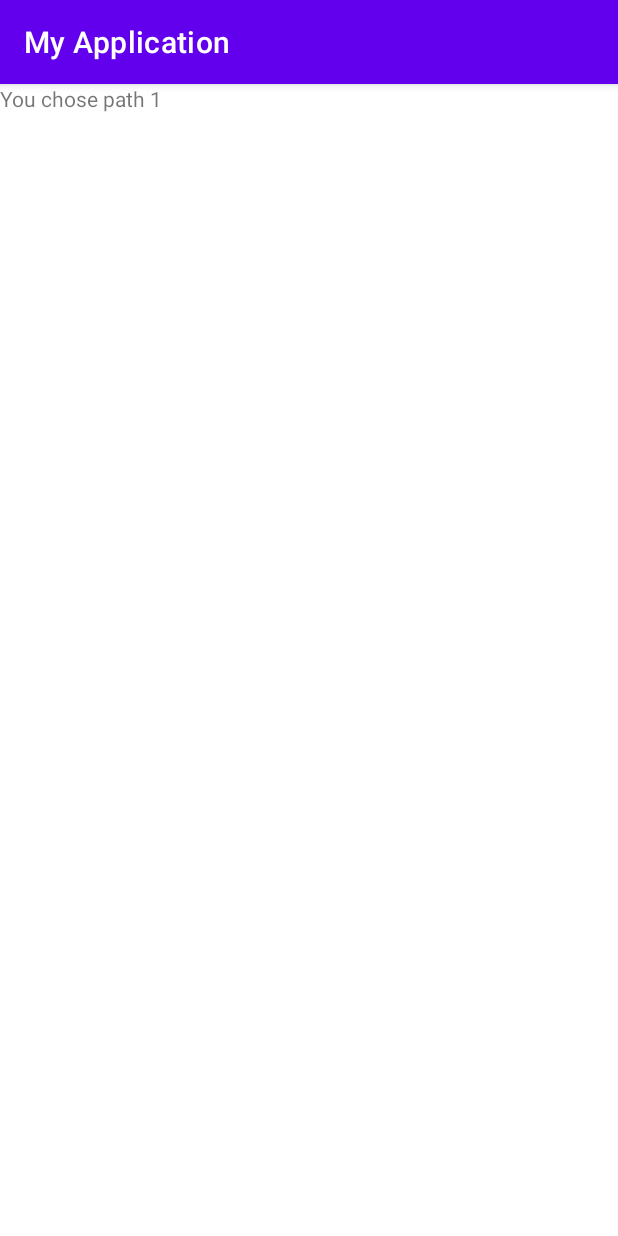
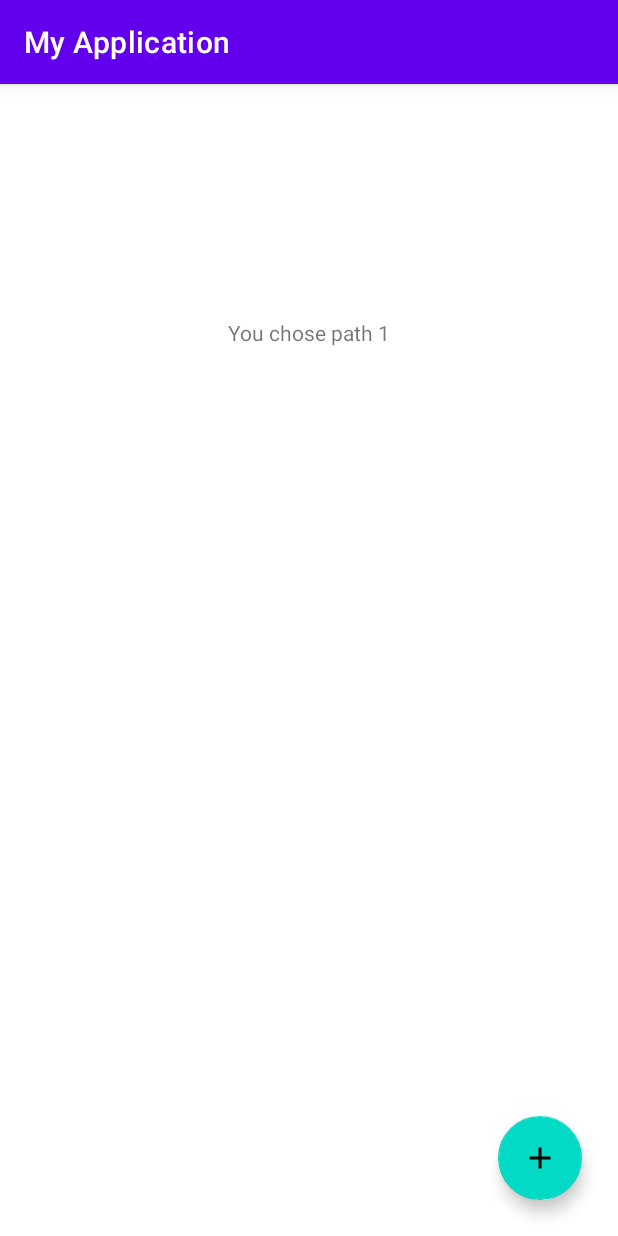
Before and after one commit to RichardVong192/TrekCheck, an Android app: the choice1Fragment screen opened through its navigation route, on a phone screen of 412 x 824 dp. Run offline under Robolectric (Android 15) with nearby library versions, the phone set to English and light mode, and no system bars.

Commit message:
Change button colour and added a floating action button

```diff
--- /dev/null
+++ b/app/src/main/res/drawable/ic_add.xml
@@ -0,0 +1,10 @@
+<vector xmlns:android="http://schemas.android.com/apk/res/android"
+    android:width="24dp"
+    android:height="24dp"
+    android:viewportWidth="24"
+    android:viewportHeight="24"
+    android:tint="?attr/colorControlNormal">
+  <path
+      android:fillColor="@android:color/white"
+      android:pathData="M19,13h-6v6h-2v-6H5v-2h6V5h2v6h6v2z"/>
+</vector>
--- a/app/src/main/res/layout/fragment_choice1.xml
+++ b/app/src/main/res/layout/fragment_choice1.xml
@@ -1,13 +1,35 @@
 <?xml version="1.0" encoding="utf-8"?>
-<FrameLayout xmlns:android="http://schemas.android.com/apk/res/android"
+<androidx.constraintlayout.widget.ConstraintLayout xmlns:android="http://schemas.android.com/apk/res/android"
+    xmlns:app="http://schemas.android.com/apk/res-auto"
     xmlns:tools="http://schemas.android.com/tools"
+    android:id="@+id/frameLayout2"
     android:layout_width="match_parent"
     android:layout_height="match_parent"
     tools:context=".choice2Fragment">
 
     <TextView
-        android:layout_width="match_parent"
-        android:layout_height="match_parent"
-        android:text="You chose path 1" />
+        android:id="@+id/textView4"
+        android:layout_width="wrap_content"
+        android:layout_height="wrap_content"
+        android:layout_marginStart="152dp"
+        android:layout_marginLeft="152dp"
+        android:layout_marginTop="156dp"
+        android:text="You chose path 1"
+        app:layout_constraintStart_toStartOf="parent"
+        app:layout_constraintTop_toTopOf="parent" />
 
-</FrameLayout>
+    <com.google.android.material.floatingactionbutton.FloatingActionButton
+        android:id="@+id/floatingActionButton2"
+        android:layout_width="wrap_content"
+        android:layout_height="wrap_content"
+        android:layout_marginEnd="24dp"
+        android:layout_marginRight="24dp"
+        android:layout_marginBottom="24dp"
+        android:clickable="true"
+        android:focusable="true"
+        android:tint="@color/white"
+        android:src="@drawable/ic_add"
+        app:layout_constraintBottom_toBottomOf="parent"
+        app:layout_constraintEnd_toEndOf="parent" />
+
+</androidx.constraintlayout.widget.ConstraintLayout>
--- a/app/src/main/res/layout/fragment_chooser.xml
+++ b/app/src/main/res/layout/fragment_chooser.xml
@@ -25,6 +25,7 @@
         android:layout_height="106dp"
         android:layout_marginTop="100dp"
         android:text="Navigate to Choice 1"
+        app:backgroundTint="#8BC34A"
         app:layout_constraintBottom_toTopOf="@+id/buttonChoice2"
         app:layout_constraintEnd_toEndOf="parent"
         app:layout_constraintHorizontal_bias="0.497"
@@ -37,6 +38,7 @@
         android:layout_height="101dp"
         android:layout_marginBottom="204dp"
         android:text="Navigate to Choice 2"
+        app:backgroundTint="#8BC34A"
         app:layout_constraintBottom_toBottomOf="parent"
         app:layout_constraintEnd_toEndOf="parent"
         app:layout_constraintHorizontal_bias="0.497"
```
